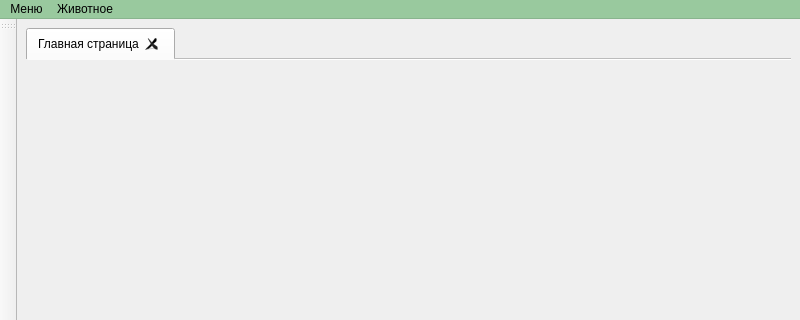
The window that vet/vetclient/src/ui/mainwindow.ui (Painted-Black/BMSTU-DB-CourseWork) describes before a commit, drawn with Qt 5; both pictures show x 0 to 800 and y 0 to 320 of the 800 by 600 pixel window.
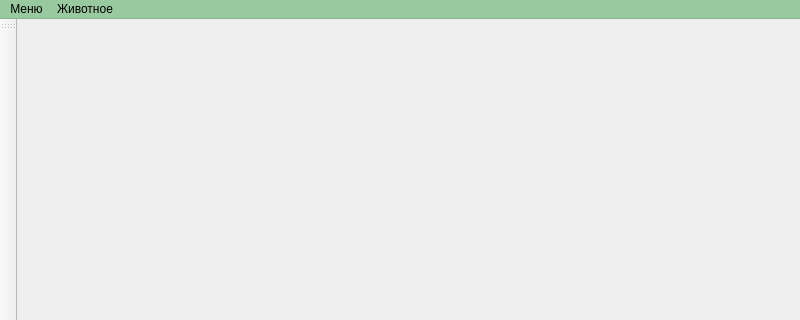
The same window after the commit. Icons and pictures are not drawn.

Commit message: Add main tab

The edit to the form file:
```diff
--- a/vet/vetclient/src/ui/mainwindow.ui
+++ b/vet/vetclient/src/ui/mainwindow.ui
@@ -39,11 +39,6 @@
 	  <property name="movable">
 	   <bool>true</bool>
 	  </property>
-	  <widget class="QWidget" name="tab">
-	   <attribute name="title">
-		<string>Главная страница</string>
-	   </attribute>
-	  </widget>
 	 </widget>
 	</item>
    </layout>
```
Left out of the diff: 7 changed lines with no effect on the pictures. Lines whose indentation alone changed are shown as unchanged. The commit also changes 6 other files.
